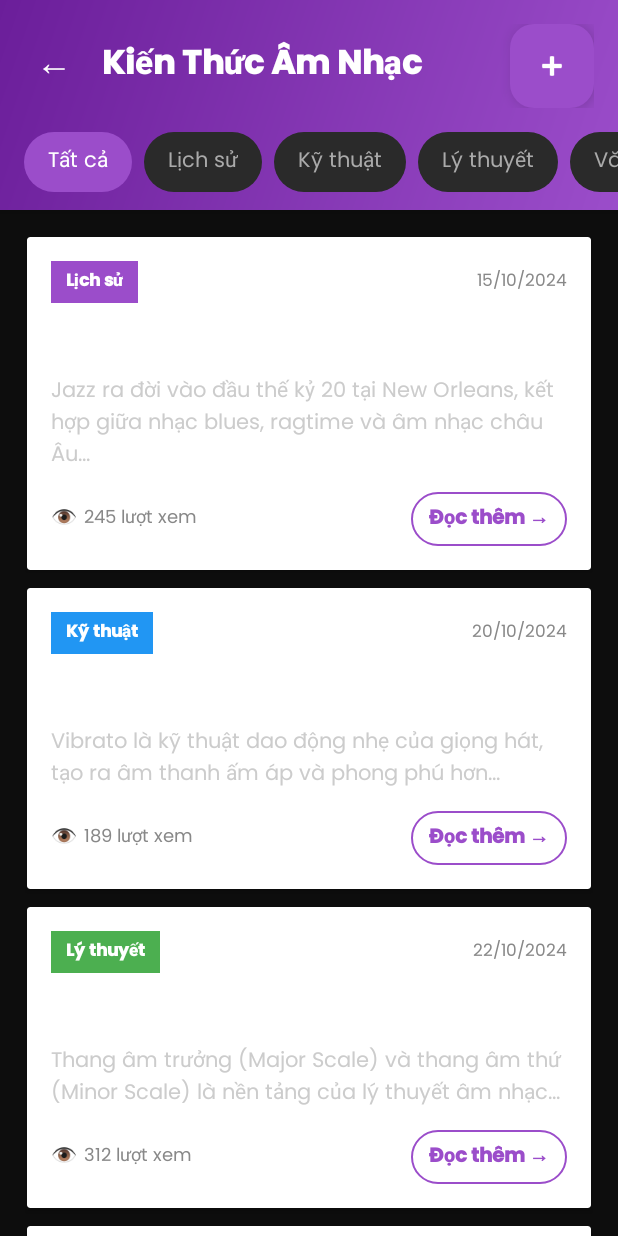
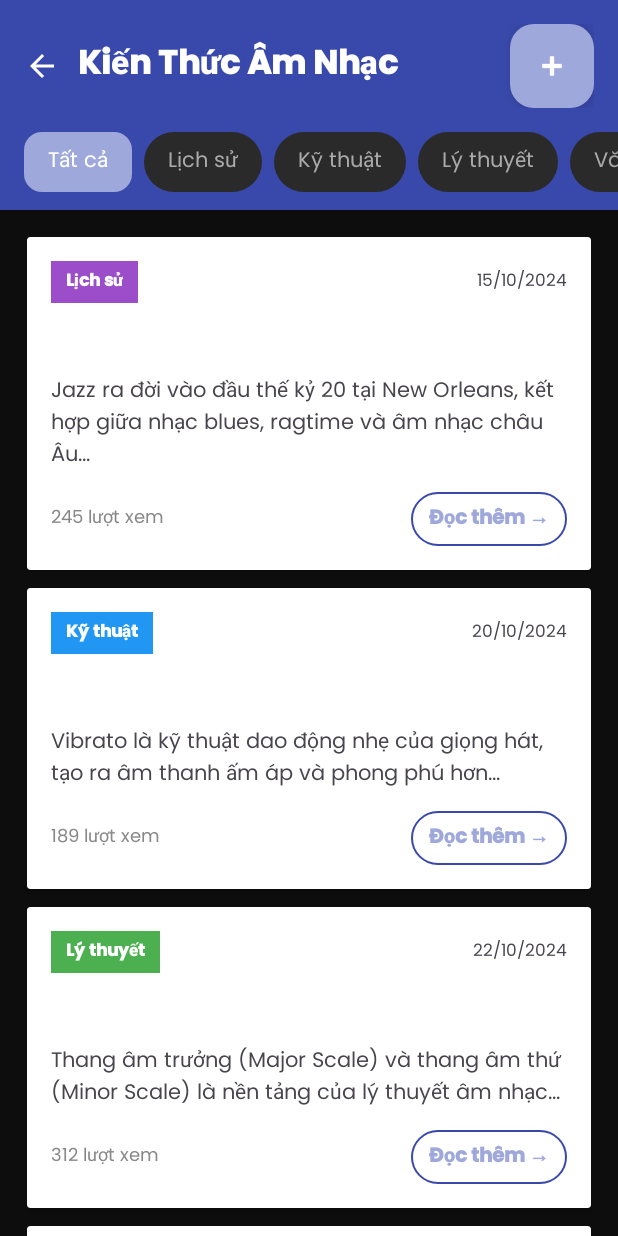
Before and after one commit to VIENDANBACK5/Mustor_App, an Android app: the MusicKnowledgeActivity screen opened directly, with no data from a screen before it, on a phone screen of 412 x 824 dp. Run offline under Robolectric (Android 15) with nearby library versions, the phone set to English and light mode, and no system bars.

Commit message:
fix UI  knowledge

```diff
--- a/app/src/main/AndroidManifest.xml
+++ b/app/src/main/AndroidManifest.xml
@@ -53,14 +53,14 @@
         <activity android:name=".profile.ProfileActivity" />
         <activity android:name=".libary.LibraryActivity" />
         <activity android:name=".profile.FavoritesActivity" />
-        <activity android:name=".playlist.kienthuc.MusicKnowledgeActivity" />
+        <activity android:name=".knowledge.MusicKnowledgeActivity" />
         <activity android:name=".profile.HistoryActivity" />
         <activity android:name=".profile.SettingsActivity" />
         <activity android:name=".profile.AboutActivity" />
         <activity android:name=".profile.EditProfileActivity"/>
 
         <activity
-            android:name=".playlist.activity.PlayerActivity"
+            android:name=".player.PlayerActivity"
             android:screenOrientation="portrait" />
 
         <service
--- a/app/src/main/java/com/example/musicplayer/MainActivity.java
+++ b/app/src/main/java/com/example/musicplayer/MainActivity.java
@@ -33,12 +33,11 @@ import com.example.musicplayer.api.DeezerTrack;
 import com.example.musicplayer.chatbot.ChatbotActivity;
 import com.example.musicplayer.libary.LibraryActivity;
 import com.example.musicplayer.login.LoginActivity;
-import com.example.musicplayer.playlist.activity.PlayerActivity;
-import com.example.musicplayer.playlist.kienthuc.MusicKnowledgeActivity;
+import com.example.musicplayer.player.PlayerActivity;
+import com.example.musicplayer.knowledge.MusicKnowledgeActivity;
 import com.example.musicplayer.profile.FavoritesActivity;
 import com.example.musicplayer.profile.HistoryActivity;
 import com.example.musicplayer.profile.ProfileActivity;
-import com.example.musicplayer.profile.SettingsActivity;
 import com.google.android.material.floatingactionbutton.FloatingActionButton;
 import com.google.android.material.navigation.NavigationView;
 import com.google.gson.JsonObject;
--- a/app/src/main/java/com/example/musicplayer/SearchActivity.java
+++ b/app/src/main/java/com/example/musicplayer/SearchActivity.java
@@ -21,7 +21,7 @@ import com.example.musicplayer.api.DeezerApi;
 import com.example.musicplayer.api.DeezerSearchResponse;
 import com.example.musicplayer.api.DeezerTrack;
 import com.example.musicplayer.login.LoginActivity;
-import com.example.musicplayer.playlist.activity.PlayerActivity;
+import com.example.musicplayer.player.PlayerActivity;
 
 import java.util.ArrayList;
 
--- a/app/src/main/java/com/example/musicplayer/playlist/DeezerResponse.java
+++ b/app/src/main/java/com/example/musicplayer/api/DeezerResponse.java
@@ -1,4 +1,4 @@
-package com.example.musicplayer.playlist;
+package com.example.musicplayer.api;
 
 import java.util.List;
 
--- a/app/src/main/java/com/example/musicplayer/playlist/kienthuc/MusicKnowledge.java
+++ b/app/src/main/java/com/example/musicplayer/knowledge/MusicKnowledge.java
@@ -1,4 +1,4 @@
-package com.example.musicplayer.playlist.kienthuc;
+package com.example.musicplayer.knowledge;
 
 public class MusicKnowledge {
     private String id;
--- a/app/src/main/java/com/example/musicplayer/playlist/kienthuc/MusicKnowledgeActivity.java
+++ b/app/src/main/java/com/example/musicplayer/knowledge/MusicKnowledgeActivity.java
@@ -1,8 +1,8 @@
-package com.example.musicplayer.playlist.kienthuc;
+package com.example.musicplayer.knowledge;
 
 import android.os.Bundle;
 import android.view.View;
-import android.widget.TextView;
+import android.widget.ImageButton;
 import android.widget.Toast;
 
 import androidx.appcompat.app.AppCompatActivity;
@@ -19,8 +19,9 @@ public class MusicKnowledgeActivity extends AppCompatActivity {
     private RecyclerView recyclerView;
     private MusicKnowledgeAdapter adapter;
     private ArrayList<MusicKnowledge> knowledgeList;
-    private TextView btnBack;
     private FloatingActionButton fabAddKnowledge;
+
+    private ImageButton btnBack;
 
     @Override
     protected void onCreate(Bundle savedInstanceState) {
--- a/app/src/main/java/com/example/musicplayer/playlist/kienthuc/MusicKnowledgeAdapter.java
+++ b/app/src/main/java/com/example/musicplayer/knowledge/MusicKnowledgeAdapter.java
@@ -1,4 +1,4 @@
-package com.example.musicplayer.playlist.kienthuc;
+package com.example.musicplayer.knowledge;
 
 import android.content.Context;
 import android.view.LayoutInflater;
--- a/app/src/main/java/com/example/musicplayer/libary/LibraryActivity.java
+++ b/app/src/main/java/com/example/musicplayer/libary/LibraryActivity.java
@@ -18,7 +18,7 @@ import com.android.volley.RequestQueue;
 import com.android.volley.toolbox.JsonObjectRequest;
 import com.android.volley.toolbox.Volley;
 import com.example.musicplayer.R;
-import com.example.musicplayer.playlist.activity.PlayerActivity;
+import com.example.musicplayer.player.PlayerActivity;
 
 import org.json.JSONArray;
 import org.json.JSONException;
--- a/app/src/main/java/com/example/musicplayer/playlist/activity/PlayerActivity.java
+++ b/app/src/main/java/com/example/musicplayer/player/PlayerActivity.java
@@ -1,4 +1,4 @@
-package com.example.musicplayer.playlist.activity;
+package com.example.musicplayer.player;
 
 import android.content.ComponentName;
 import android.content.Context;
--- a/app/src/main/java/com/example/musicplayer/playlist/activity/PlayerNetworkHelper.java
+++ b/app/src/main/java/com/example/musicplayer/player/PlayerNetworkHelper.java
@@ -1,4 +1,4 @@
-package com.example.musicplayer.playlist.activity;
+package com.example.musicplayer.player;
 
 import android.util.Log;
 
--- a/app/src/main/java/com/example/musicplayer/playlist/activity/PlayerUIHelper.java
+++ b/app/src/main/java/com/example/musicplayer/player/PlayerUIHelper.java
@@ -1,4 +1,4 @@
-package com.example.musicplayer.playlist.activity;
+package com.example.musicplayer.player;
 
 import android.animation.ValueAnimator;
 import android.graphics.Bitmap;
--- a/app/src/main/java/com/example/musicplayer/profile/FavoritesActivity.java
+++ b/app/src/main/java/com/example/musicplayer/profile/FavoritesActivity.java
@@ -19,7 +19,7 @@ import androidx.recyclerview.widget.RecyclerView;
 
 import com.bumptech.glide.Glide;
 import com.example.musicplayer.R;
-import com.example.musicplayer.playlist.activity.PlayerActivity;
+import com.example.musicplayer.player.PlayerActivity;
 
 import java.text.SimpleDateFormat;
 import java.util.ArrayList;
--- a/app/src/main/res/color/nav_item_bg.xml
+++ /dev/null
@@ -1,8 +0,0 @@
-<selector xmlns:android="http://schemas.android.com/apk/res/android">
-    <!-- Khi được chọn -->
-    <item android:drawable="@drawable/nav_selected_bg" android:state_checked="true" />
-    <!-- Khi đang bấm -->
-    <item android:drawable="@color/theme_200" android:state_pressed="true" />
-    <!-- Mặc định -->
-    <item android:drawable="@android:color/transparent" />
-</selector>
--- a/app/src/main/res/drawable/category_badge.xml
+++ b/app/src/main/res/drawable/category_badge.xml
@@ -1,5 +1,5 @@
 <?xml version="1.0" encoding="utf-8"?>
 <shape xmlns:android="http://schemas.android.com/apk/res/android">
-    <solid android:color="#9B4DCA" />
+    <solid android:color="@color/theme_200" />
     <corners android:radius="12dp" />
 </shape>
--- a/app/src/main/res/drawable/read_more_button.xml
+++ b/app/src/main/res/drawable/read_more_button.xml
@@ -3,6 +3,6 @@
     <solid android:color="#00000000" />
     <stroke
         android:width="1dp"
-        android:color="#9B4DCA" />
+        android:color="@color/theme" />
     <corners android:radius="20dp" />
 </shape>
--- a/app/src/main/res/layout/activity_music_knowledge.xml
+++ b/app/src/main/res/layout/activity_music_knowledge.xml
@@ -12,7 +12,7 @@
         android:layout_width="match_parent"
         android:layout_height="wrap_content"
         android:orientation="vertical"
-        android:background="@drawable/gradient_header"
+        android:background="@color/theme"
         android:elevation="4dp">
 
         <LinearLayout
@@ -22,14 +22,14 @@
             android:gravity="center_vertical"
             android:padding="16dp">
 
-            <TextView
+            <ImageButton
                 android:id="@+id/btnBack"
-                android:layout_width="40dp"
-                android:layout_height="40dp"
-                android:text="←"
-                android:textColor="#FFFFFF"
-                android:textSize="24sp"
-                android:gravity="center"
+                android:layout_width="wrap_content"
+                android:layout_height="match_parent"
+                android:src="@drawable/arrow_back_24px"
+                android:layout_alignParentStart="true"
+                android:clickable="true"
+                android:focusable="true"
                 android:background="?attr/selectableItemBackgroundBorderless" />
 
             <TextView
@@ -47,7 +47,7 @@
                 android:layout_width="wrap_content"
                 android:layout_height="wrap_content"
                 android:src="@android:drawable/ic_input_add"
-                app:backgroundTint="#9B4DCA"
+                app:backgroundTint="@color/theme_200"
                 app:tint="#FFFFFF"
                 app:fabSize="mini"
                 app:elevation="6dp" />
@@ -77,7 +77,7 @@
                     android:paddingEnd="16dp"
                     android:paddingTop="8dp"
                     android:paddingBottom="8dp"
-                    android:background="@drawable/category_selected"
+                    android:background="@drawable/category_badge"
                     android:layout_marginEnd="8dp" />
 
                 <TextView
--- a/app/src/main/res/layout/item_music_knowledge.xml
+++ b/app/src/main/res/layout/item_music_knowledge.xml
@@ -49,7 +49,6 @@
                 android:layout_width="wrap_content"
                 android:layout_height="wrap_content"
                 android:text="15/10/2024"
-                android:textColor="#888888"
                 android:textSize="11sp" />
         </LinearLayout>
 
@@ -72,7 +71,6 @@
             android:layout_width="match_parent"
             android:layout_height="wrap_content"
             android:text="Jazz ra đời vào đầu thế kỷ 20 tại New Orleans..."
-            android:textColor="#CCCCCC"
             android:textSize="14sp"
             android:maxLines="3"
             android:ellipsize="end"
@@ -95,13 +93,6 @@
                 android:gravity="center_vertical">
 
                 <TextView
-                    android:layout_width="wrap_content"
-                    android:layout_height="wrap_content"
-                    android:text="👁"
-                    android:textSize="14sp"
-                    android:layout_marginEnd="4dp" />
-
-                <TextView
                     android:id="@+id/tvViews"
                     android:layout_width="wrap_content"
                     android:layout_height="wrap_content"
@@ -115,7 +106,7 @@
                 android:layout_width="wrap_content"
                 android:layout_height="wrap_content"
                 android:text="Đọc thêm →"
-                android:textColor="#9B4DCA"
+                android:textColor="@color/theme_200"
                 android:textSize="13sp"
                 android:textStyle="bold"
                 android:paddingStart="12dp"
--- a/app/src/main/res/layout/nav_header.xml
+++ b/app/src/main/res/layout/nav_header.xml
@@ -4,13 +4,13 @@
     android:layout_width="match_parent"
     android:layout_height="200dp"
     android:orientation="vertical"
-    android:background="@color/black"
-    android:padding="20dp"
+    android:background="#1A1A1A"
     android:gravity="bottom">
 
     <ImageView
         android:layout_width="match_parent"
         android:layout_height="match_parent"
+        android:layout_margin="20dp"
         android:src="@drawable/logo"
         />
 
```
Also changed, not shown: 1 other file.
